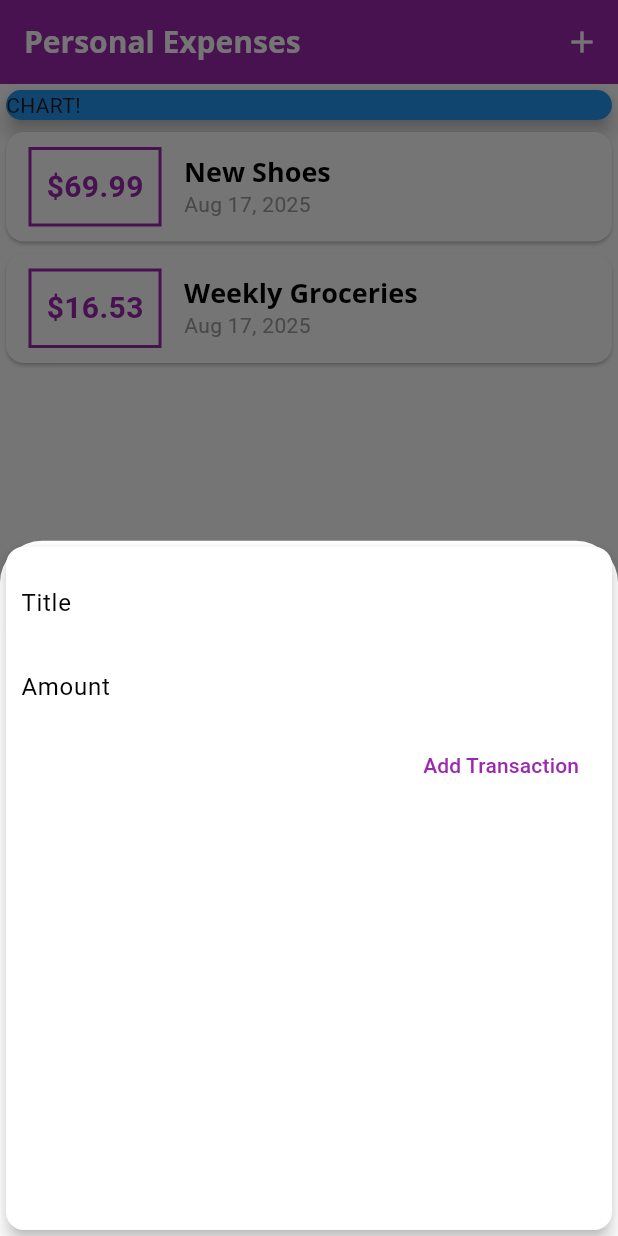
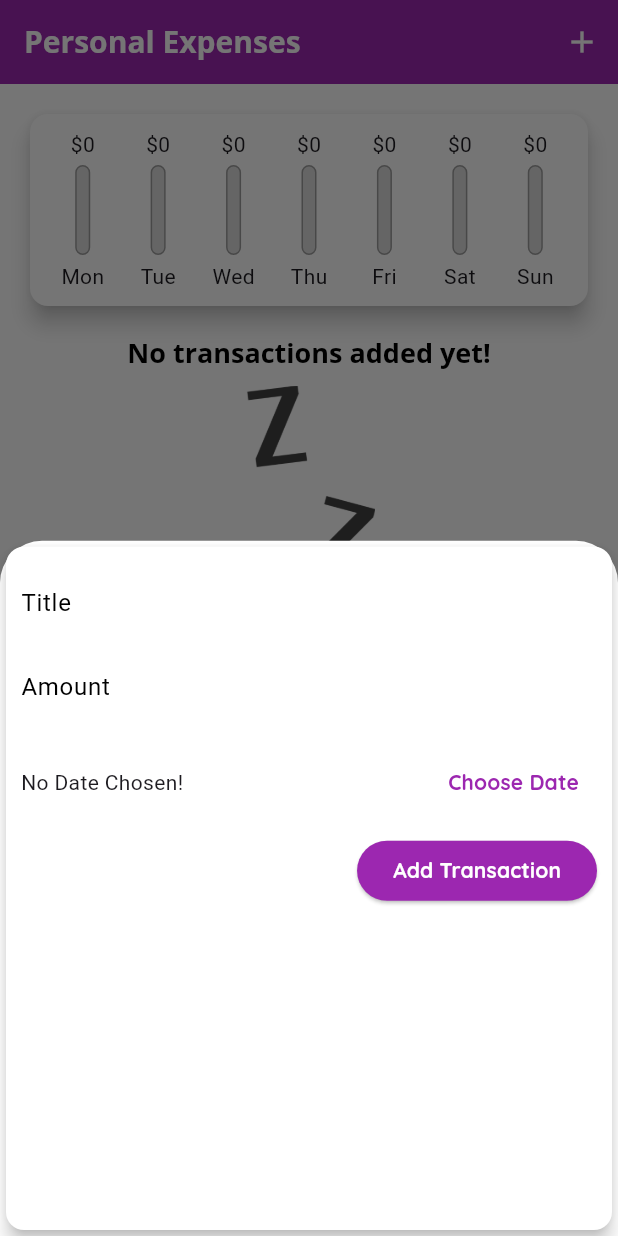
Before and after one commit to kikispark/personal_expenses_app_flutter, a Flutter app: the screen it shows after launch, after a tap on the "add" icon, on a phone screen of 412 x 824 dp. Run offline on Flutter 3.47's test engine with Material 3 defaults, Android fonts, the light colour scheme and no system bars; Roboto replaces fonts that are missing (Quicksand).

Commit message:
add date picker to NewTransaction form

```diff
--- a/lib/main.dart
+++ b/lib/main.dart
@@ -4,6 +4,7 @@
 import '/widgets/new_transaction.dart';
 
 import 'package:flutter/material.dart';
+import './widgets/chart.dart';
 
 void main() => runApp(MyApp());
 
@@ -19,6 +20,10 @@
           titleLarge: TextStyle(
             fontFamily: 'OpenSans',
             fontSize: 18,
+            fontWeight: FontWeight.bold,
+          ),
+          labelLarge: TextStyle(
+            color: Colors.white,
             fontWeight: FontWeight.bold,
           ),
         ),
@@ -49,19 +54,27 @@
 
 class _MyHomePageState extends State<MyHomePage> {
   final List<Transaction> _userTransactions = [
-    Transaction(
-      id: 't1',
-      title: 'New Shoes',
-      amount: 69.99,
-      date: DateTime.now(),
-    ),
-    Transaction(
-      id: 't2',
-      title: 'Weekly Groceries',
-      amount: 16.53,
-      date: DateTime.now(),
-    ),
+    // Transaction(
+    //   id: 't1',
+    //   title: 'New Shoes',
+    //   amount: 69.99,
+    //   date: DateTime.now(),
+    // ),
+    // Transaction(
+    //   id: 't2',
+    //   title: 'Weekly Groceries',
+    //   amount: 16.53,
+    //   date: DateTime.now(),
+    // ),
   ];
+
+  List<Transaction> get _recentTransactions {
+    return _userTransactions.where((tx) {
+      return tx.date.isAfter(DateTime.now().subtract(Duration(days: 7)));
+    }).toList();
+  }
+
+  // ===>_recentTransactions contains only the transactions from the last 7 days.
 
   void _addNewTransaction(String txTitle, double txAmount) {
     final newTx = Transaction(
@@ -84,9 +97,13 @@
       },
     );
   }
+  //here" NewTransaction(_addNewTransaction);"" you are not calling _addNewTransaction.
+  // Instead, you are passing a reference to the function into the NewTransaction widget.
 
   @override
   Widget build(BuildContext context) {
+    // print('recent: $_recentTransactions');
+
     return Scaffold(
       appBar: AppBar(
         title: Text('Personal Expenses'),
@@ -105,14 +122,7 @@
           mainAxisAlignment: MainAxisAlignment.start,
           crossAxisAlignment: CrossAxisAlignment.stretch,
           children: <Widget>[
-            Container(
-              width: double.infinity,
-              child: Card(
-                color: Colors.blue,
-                elevation: 5,
-                child: Text('CHART!'),
-              ),
-            ),
+            Chart(_recentTransactions),
             TransactionList(_userTransactions),
           ],
         ),
--- /dev/null
+++ b/lib/widgets/chart.dart
@@ -0,0 +1,82 @@
+import '/widgets/chart_bar.dart';
+
+import '../models/transaction.dart';
+import 'package:flutter/material.dart';
+import 'package:intl/intl.dart';
+
+class Chart extends StatelessWidget {
+  final List<Transaction> recentTransactions;
+  Chart(this.recentTransactions);
+  List<Map<String, Object>> get groupedTransactionValues {
+    return List.generate(7, (index) {
+      final weekDay = DateTime.now().subtract(Duration(days: index));
+      // exemple:
+      // index = 0 → weekDay = 2025-08-16 10:30
+      // index = 1 → weekDay = 2025-08-15 10:30
+      // index = 2 → weekDay = 2025-08-14 10:30
+      // index = 3 → weekDay = 2025-08-13 10:30
+      // index = 4 → weekDay = 2025-08-12 10:30
+      // index = 5 → weekDay = 2025-08-11 10:30
+      // index = 6 → weekDay = 2025-08-10 10:30
+
+      // this line is just calculating the exact date for each of the last 7 days.
+      // Then later, the code checks: “Do I have any transactions on that day? If yes, sum them up.”
+
+      var totalSum = 0.0;
+      // How much money was spent on this specific day?
+      for (var i = 0; i < recentTransactions.length; i++) {
+        if (recentTransactions[i].date.day == weekDay.day &&
+            recentTransactions[i].date.month == weekDay.month &&
+            recentTransactions[i].date.year == weekDay.year) {
+          totalSum += recentTransactions[i].amount;
+        }
+      }
+      // 👆 every transaction for this day is added here
+
+      // print(DateFormat.E().format(weekDay));
+      // return {'day': DateFormat.E().format(weekDay).substring(0, 1),
+      // 'amount': totalSum};
+
+      return {
+        'day': DateFormat.E().format(weekDay),
+        'amount': totalSum,
+      }; // 👈 total spending of this day
+    }).reversed.toList();
+  }
+
+  double get totalSpending {
+    return groupedTransactionValues.fold(0.0, (sum, item) {
+      return sum + (item['amount'] as double);
+    });
+  }
+
+  @override
+  Widget build(BuildContext context) {
+    // print(groupedTransactionValues);
+
+    return Card(
+      elevation: 6,
+      margin: EdgeInsets.all(20),
+      child: Padding(
+        padding: EdgeInsets.all(10),
+        child: Row(
+          mainAxisAlignment: MainAxisAlignment.spaceAround,
+          children: groupedTransactionValues.map((data) {
+            // tight = "Stretch me to fill the available space."
+            // loose = "Let me be my natural size, unless there's extra room."
+            return Flexible(
+              fit: FlexFit.tight,
+              child: ChartBar(
+                data['day'] as String,
+                data['amount'] as double,
+                totalSpending == 0.0
+                    ? 0.0
+                    : (data['amount'] as double) / totalSpending,
+              ),
+            );
+          }).toList(),
+        ),
+      ),
+    );
+  }
+}
--- /dev/null
+++ b/lib/widgets/chart_bar.dart
@@ -0,0 +1,50 @@
+import 'package:flutter/material.dart';
+
+class ChartBar extends StatelessWidget {
+  final String label;
+  final double spendingAmount;
+  final double spendingPctOfTotal;
+
+  ChartBar(this.label, this.spendingAmount, this.spendingPctOfTotal);
+
+  @override
+  Widget build(BuildContext context) {
+    return Column(
+      children: <Widget>[
+        Container(
+          height: 20,
+          child: FittedBox(
+            child: Text('\$${spendingAmount.toStringAsFixed(0)}'),
+          ),
+        ),
+        SizedBox(height: 4),
+        Container(
+          height: 60,
+          width: 10,
+          child: Stack(
+            children: <Widget>[
+              Container(
+                decoration: BoxDecoration(
+                  border: Border.all(color: Colors.grey, width: 1.0),
+                  color: Color.fromRGBO(220, 220, 220, 1),
+                  borderRadius: BorderRadius.circular(10),
+                ),
+              ),
+              FractionallySizedBox(
+                heightFactor: spendingPctOfTotal,
+                child: Container(
+                  decoration: BoxDecoration(
+                    color: Theme.of(context).primaryColor,
+                    borderRadius: BorderRadius.circular(10),
+                  ),
+                ),
+              ),
+            ],
+          ),
+        ),
+        SizedBox(height: 4),
+        Text(label),
+      ],
+    );
+  }
+}
--- a/lib/widgets/new_transaction.dart
+++ b/lib/widgets/new_transaction.dart
@@ -1,4 +1,5 @@
 import 'package:flutter/material.dart';
+import 'package:intl/intl.dart';
 
 class NewTransaction extends StatefulWidget {
   final Function addTx;
@@ -9,20 +10,51 @@
   State<NewTransaction> createState() => _NewTransactionState();
 }
 
+// your State already has access to context
 class _NewTransactionState extends State<NewTransaction> {
-  final titleController = TextEditingController();
+  final _titleController = TextEditingController();
+  final _amountController = TextEditingController();
+  DateTime? _selectedDate;
 
-  final amountController = TextEditingController();
-
-  void submitData() {
-    final enteredTitle = titleController.text;
-    final enteredAmount = double.parse(amountController.text);
+  void _submitData() {
+    final enteredTitle = _titleController.text;
+    final enteredAmount = double.parse(_amountController.text);
     if (enteredTitle.isEmpty || enteredAmount <= 0) {
       return;
     }
+    // MyHomePage passes _addNewTransaction into NewTransaction.
+    // NewTransaction stores it in widget.addTx.
+    // When the user submits, widget.addTx(enteredTitle, enteredAmount) runs → which is really _addNewTransaction(enteredTitle, enteredAmount)
+    // The widget that receives it decides when and with what values to actually call it.
     widget.addTx(enteredTitle, enteredAmount);
     Navigator.of(context).pop();
   }
+
+  // context :
+  // In Flutter, context is a BuildContext object.
+  // You can think of it as a reference to where your widget is inside the widget tree.
+  // So whenever Flutter builds a widget, it gives you a BuildContext to know “where in the tree am I?”
+  void _presentDatePicker() {
+    showDatePicker(
+      context: context,
+      initialDate: DateTime.now(),
+      firstDate: DateTime(2020),
+      lastDate: DateTime.now(),
+    ).then((pickedDate) {
+      if (pickedDate == null) {
+        return;
+      }
+      setState(() {
+        _selectedDate = pickedDate;
+      });
+    });
+  }
+  //the Future Dart’s way of saying: “I’ll give you the result later, when the user finishes.like Promise in JS
+  // Future<T> = a value of type T that you’ll get later.
+
+  // showDatePicker returns a Future<DateTime?> because the user interaction takes time.
+
+  // You use .then(...) or await to get the actual value once it’s ready.
 
   @override
   Widget build(BuildContext context) {
@@ -35,17 +67,46 @@
           children: <Widget>[
             TextField(
               decoration: InputDecoration(labelText: 'Title'),
-              controller: titleController,
+              controller: _titleController,
             ),
             TextField(
               decoration: InputDecoration(labelText: 'Amount'),
-              controller: amountController,
+              controller: _amountController,
               keyboardType: TextInputType.number,
-              onSubmitted: (_) => submitData,
+              onSubmitted: (_) => _submitData,
             ),
-            TextButton(
-              style: TextButton.styleFrom(foregroundColor: Colors.purple),
-              onPressed: submitData,
+            Container(
+              height: 70,
+              child: Row(
+                children: [
+                  Expanded(
+                    child: Text(
+                      _selectedDate == null
+                          ? 'No Date Chosen!'
+                          : 'Picked Date : ${DateFormat.yMd().format(_selectedDate!)}',
+                      // The ! tells Dart: “I’m sure _selectedDate is not null here” (safe because you already checked _selectedDate == null ?
+                    ),
+                  ),
+                  TextButton(
+                    style: TextButton.styleFrom(
+                      foregroundColor: Theme.of(context).primaryColor,
+                    ),
+                    onPressed: _presentDatePicker,
+                    child: Text(
+                      'Choose Date',
+                      style: TextStyle(fontWeight: FontWeight.bold),
+                    ),
+                  ),
+                ],
+              ),
+            ),
+            ElevatedButton(
+              style: TextButton.styleFrom(
+                // Theme.of(context).textTheme.labelLarge can be null, because labelLarge is an optional property
+                foregroundColor: Theme.of(context).textTheme.labelLarge?.color,
+                backgroundColor: Theme.of(context).primaryColor,
+              ),
+              onPressed: _submitData,
               child: Text('Add Transaction'),
             ),
           ],
--- a/lib/widgets/transaction_list.dart
+++ b/lib/widgets/transaction_list.dart
@@ -11,44 +11,57 @@
     final theme = Theme.of(context);
     return Container(
       height: 300,
-      child: ListView.builder(
-        itemBuilder: (ctx, index) {
-          return Card(
-            child: Row(
+      child: transactions.isEmpty
+          ? Column(
               children: <Widget>[
+                Text(
+                  'No transactions added yet!',
+                  style: Theme.of(context).textTheme.titleLarge,
+                ),
+                SizedBox(height: 10),
                 Container(
-                  margin: EdgeInsets.symmetric(horizontal: 15, vertical: 10),
-                  decoration: BoxDecoration(
-                    border: Border.all(
-                      color: Theme.of(context).primaryColor,
-                      width: 2,
+                  height: 200,
+                  child: Image.asset(
+                    'assets/images/waiting.png',
+                    fit: BoxFit.cover,
                   ),
                 ),
-                  padding: EdgeInsets.all(10),
+              ],
+            )
+          : ListView.builder(
+              itemBuilder: (ctx, index) {
+                // ListTile:
 
-                  child: Text(
-                    '\$${transactions[index].amount.toStringAsFixed(2)}',
-                    style: TextStyle(
-                      fontWeight: FontWeight.bold,
-                      fontSize: 20,
-                      color: Theme.of(context).primaryColor,
+                // leading → left side widget
+
+                // title → main text
+
+                // subtitle → secondary text under the title
+
+                // trailing → right side widget (like an arrow, switch, or button)
+
+                // onTap → callback when the tile is tapped
+                return Card(
+                  elevation: 5,
+                  margin: EdgeInsets.symmetric(vertical: 8, horizontal: 5),
+                  child: ListTile(
+                    leading: CircleAvatar(
+                      radius: 30,
+                      // FittedBox takes a child widget and scales it up or down so it fits inside the FittedBox’s own constraints.so items shrink a bit
+                      child: Padding(
+                        padding: const EdgeInsets.all(6),
+                        child: FittedBox(
+                          child: Text('\$${transactions[index].amount}'),
                         ),
                       ),
                     ),
-                Column(
-                  crossAxisAlignment: CrossAxisAlignment.start,
-                  children: <Widget>[
-                    Text(
+                    title: Text(
                       transactions[index].title,
                       style: Theme.of(context).textTheme.titleLarge,
                     ),
-                    Text(
+                    subtitle: Text(
                       DateFormat.yMMMd().format(transactions[index].date),
-                      style: TextStyle(color: Colors.grey),
                     ),
-                  ],
-                ),
-              ],
                   ),
                 );
               },
--- a/pubspec.yaml
+++ b/pubspec.yaml
@@ -60,8 +60,8 @@
   uses-material-design: true
 
   # To add assets to your application, add an assets section, like this:
-  # assets:
-  #   - images/a_dot_burr.jpeg
+  assets:
+    - assets/images/waiting.png
   #   - images/a_dot_ham.jpeg
 
   # An image asset can refer to one or more resolution-specific "variants", see
```
Also changed, not shown: assets/images/waiting.png (added). Lines whose indentation alone changed are shown as unchanged.
